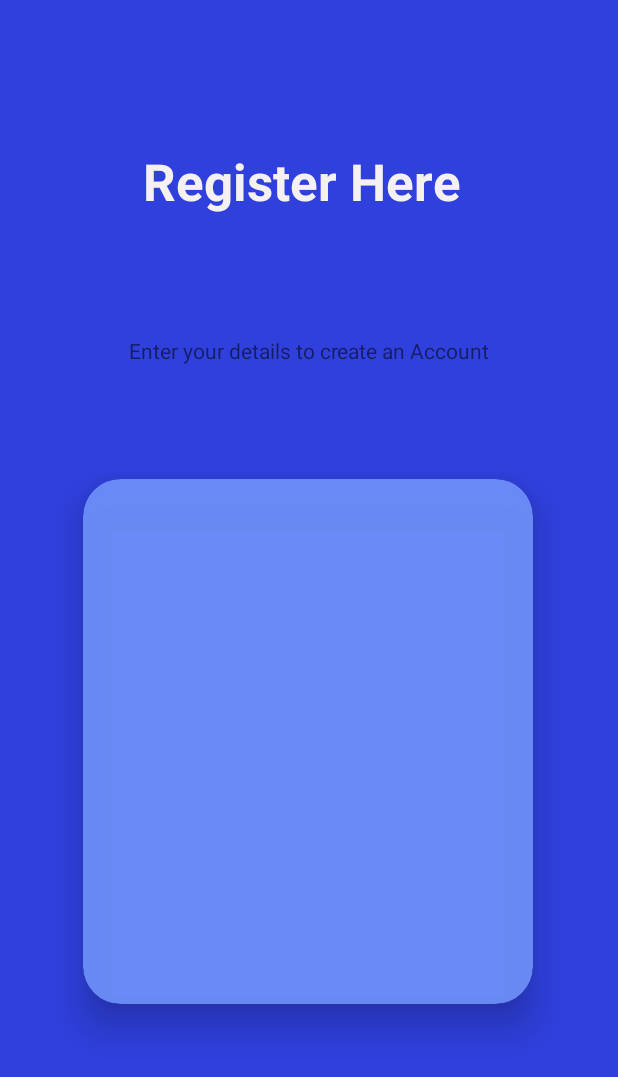
After one commit to the-whitefang/Job_Portal_App, an Android app: the ActivityRegistration screen opened directly, with no data from a screen before it, on a phone screen of 412 x 824 dp. The commit adds this screen. Shown: the top 1077 px of the screen. Run offline under Robolectric (Android 15) with nearby library versions, the phone set to English and light mode, and no system bars.

Commit message:
added registration page

```diff
--- /dev/null
+++ b/app/src/main/java/com/example/job_portal_app/ActivityRegistration.kt
@@ -0,0 +1,11 @@
+package com.example.job_portal_app
+
+import androidx.appcompat.app.AppCompatActivity
+import android.os.Bundle
+
+class ActivityRegistration : AppCompatActivity() {
+    override fun onCreate(savedInstanceState: Bundle?) {
+        super.onCreate(savedInstanceState)
+        setContentView(R.layout.activity_registration)
+    }
+}
--- a/app/src/main/java/com/example/job_portal_app/ActivitySplashScreen.kt
+++ b/app/src/main/java/com/example/job_portal_app/ActivitySplashScreen.kt
@@ -11,7 +11,7 @@ import com.example.job_portal_app.databinding.ActivitySplashScreenBinding
 
 class ActivitySplashScreen : AppCompatActivity() {
     private lateinit var binding: ActivitySplashScreenBinding
-    private var loading_time:Long= 1500
+    private var loading_time:Long= 2000
     override fun onCreate(savedInstanceState: Bundle?) {
         super.onCreate(savedInstanceState)
         window.setFlags(WindowManager.LayoutParams.FLAG_FULLSCREEN,
--- /dev/null
+++ b/app/src/main/res/layout/activity_registration.xml
@@ -0,0 +1,56 @@
+<?xml version="1.0" encoding="utf-8"?>
+<androidx.constraintlayout.widget.ConstraintLayout xmlns:android="http://schemas.android.com/apk/res/android"
+    xmlns:app="http://schemas.android.com/apk/res-auto"
+    xmlns:tools="http://schemas.android.com/tools"
+    android:layout_width="match_parent"
+    android:layout_height="match_parent"
+    android:background="@color/layout_background"
+    tools:context=".ActivityRegistration">
+
+    <TextView
+        android:id="@+id/txt_register"
+        android:layout_width="wrap_content"
+        android:layout_height="wrap_content"
+        android:text="Register Here "
+        android:textColor="#F6F1F1"
+        android:textSize="34sp"
+        android:textStyle="bold"
+        app:layout_constraintBottom_toBottomOf="parent"
+        app:layout_constraintEnd_toEndOf="parent"
+        app:layout_constraintHorizontal_bias="0.498"
+        app:layout_constraintStart_toStartOf="parent"
+        app:layout_constraintTop_toTopOf="parent"
+        app:layout_constraintVertical_bias="0.126" />
+
+    <androidx.cardview.widget.CardView
+        android:layout_width="300dp"
+        android:layout_height="350dp"
+        app:cardBackgroundColor="@color/card_background"
+        app:cardCornerRadius="25dp"
+        app:cardElevation="15dp"
+        app:cardMaxElevation="15dp"
+        app:layout_constraintBottom_toBottomOf="parent"
+        app:layout_constraintEnd_toEndOf="parent"
+        app:layout_constraintHorizontal_bias="0.495"
+        app:layout_constraintStart_toStartOf="parent"
+        app:layout_constraintTop_toTopOf="parent"
+        app:layout_constraintVertical_bias="0.674" >
+
+        <androidx.constraintlayout.widget.ConstraintLayout
+            android:layout_width="match_parent"
+            android:layout_height="match_parent">
+
+        </androidx.constraintlayout.widget.ConstraintLayout>
+    </androidx.cardview.widget.CardView>
+
+    <TextView
+        android:id="@+id/textView3"
+        android:layout_width="wrap_content"
+        android:layout_height="wrap_content"
+        android:text="Enter your details to create an Account"
+        app:layout_constraintBottom_toBottomOf="parent"
+        app:layout_constraintEnd_toEndOf="parent"
+        app:layout_constraintStart_toStartOf="parent"
+        app:layout_constraintTop_toTopOf="parent"
+        app:layout_constraintVertical_bias="0.278" />
+</androidx.constraintlayout.widget.ConstraintLayout>
--- a/app/src/main/res/values/strings.xml
+++ b/app/src/main/res/values/strings.xml
@@ -1,4 +1,5 @@
 <resources>
     <string name="app_name">Job_Portal_App</string>
     <string name="login">Login</string>
+    <string name="welcome_to_the_job_portal_app">Welcome to the Job Portal App</string>
 </resources>
```
Also changed, not shown: app/src/main/AndroidManifest.xml (+8 -4 lines), app/src/main/java/com/example/job_portal_app/MainActivity.kt (+17 -1 lines), app/src/main/java/com/example/job_portal_app/ShowLoginDetailsActivity.kt (added, +17 -0 lines), app/src/main/res/layout/activity_show_login_details.xml (added, +62 -0 lines), app/src/main/res/layout/activity_splash_screen.xml (+13 -2 lines), app/src/main/res/drawable/job.png (added).
